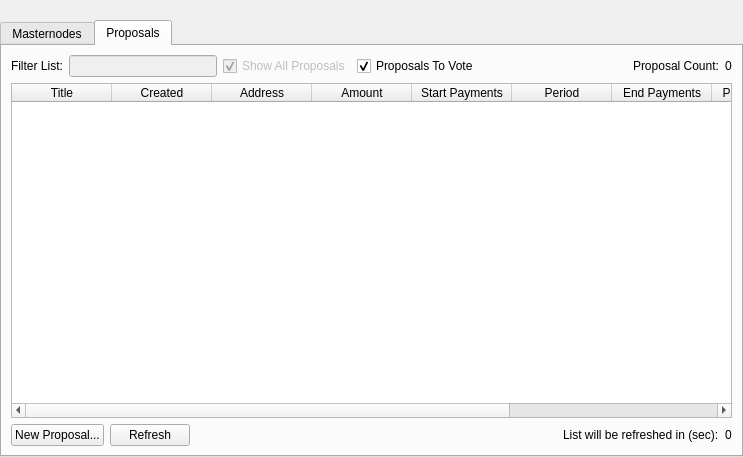
Above: src/qt/forms/masternodelist.ui from GetAywa/AywaCore before the change. Below: the same form after it.
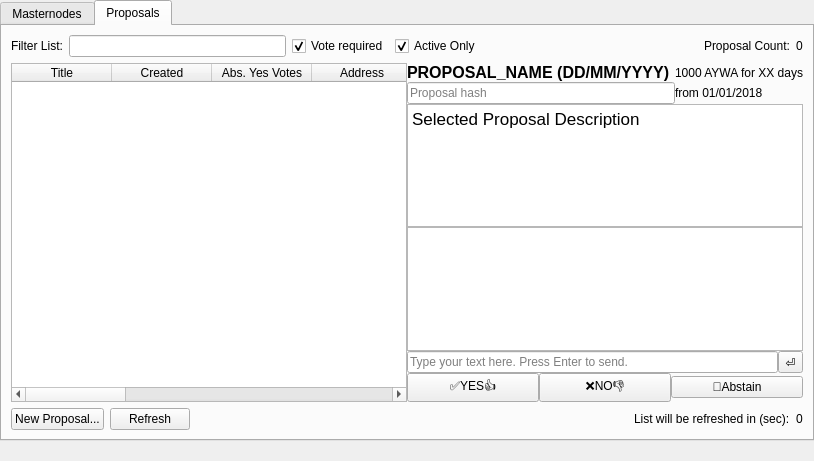
That is the form after the change. The open tabs and pages were chosen to show the change.

Commit message: Improved proposals. No msg yet

```diff
--- a/src/qt/forms/masternodelist.ui
+++ b/src/qt/forms/masternodelist.ui
@@ -6,8 +6,8 @@
    <rect>
     <x>0</x>
     <y>0</y>
-    <width>743</width>
-    <height>457</height>
+    <width>814</width>
+    <height>461</height>
    </rect>
   </property>
   <property name="windowTitle">
@@ -31,19 +31,6 @@
      <property name="bottomMargin">
       <number>0</number>
      </property>
-     <item>
-      <spacer name="horizontalSpacer0">
-       <property name="orientation">
-        <enum>Qt::Horizontal</enum>
-       </property>
-       <property name="sizeHint" stdset="0">
-        <size>
-         <width>40</width>
-         <height>20</height>
-        </size>
-       </property>
-      </spacer>
-     </item>
      <item>
       <widget class="QTabWidget" name="tabWidget">
        <property name="currentIndex">
@@ -300,7 +287,215 @@
          <string>Proposals</string>
         </attribute>
         <layout class="QGridLayout" name="gridLayout">
-         <item row="2" column="0" rowspan="3">
+         <item row="1" column="0">
+          <layout class="QHBoxLayout" name="horizontalLayout_5">
+           <property name="spacing">
+            <number>0</number>
+           </property>
+           <property name="topMargin">
+            <number>0</number>
+           </property>
+           <item>
+            <widget class="QTableWidget" name="tableWidgetProposals">
+             <property name="editTriggers">
+              <set>QAbstractItemView::DoubleClicked</set>
+             </property>
+             <property name="alternatingRowColors">
+              <bool>true</bool>
+             </property>
+             <property name="selectionBehavior">
+              <enum>QAbstractItemView::SelectRows</enum>
+             </property>
+             <property name="sortingEnabled">
+              <bool>true</bool>
+             </property>
+             <attribute name="horizontalHeaderStretchLastSection">
+              <bool>true</bool>
+             </attribute>
+             <column>
+              <property name="text">
+               <string>Title</string>
+              </property>
+             </column>
+             <column>
+              <property name="text">
+               <string>Created</string>
+              </property>
+             </column>
+             <column>
+              <property name="text">
+               <string>Abs. Yes Votes</string>
+              </property>
+             </column>
+             <column>
+              <property name="text">
+               <string>Address</string>
+              </property>
+             </column>
+             <column>
+              <property name="text">
+               <string>Amount</string>
+              </property>
+             </column>
+             <column>
+              <property name="text">
+               <string>Start Payments</string>
+              </property>
+             </column>
+             <column>
+              <property name="text">
+               <string>Period</string>
+              </property>
+             </column>
+             <column>
+              <property name="text">
+               <string>End Payments</string>
+              </property>
+             </column>
+             <column>
+              <property name="text">
+               <string>Proposal Hash</string>
+              </property>
+             </column>
+             <column>
+              <property name="text">
+               <string>TX Hash</string>
+              </property>
+             </column>
+             <column>
+              <property name="text">
+               <string>Vote</string>
+              </property>
+             </column>
+            </widget>
+           </item>
+           <item>
+            <layout class="QVBoxLayout" name="verticalLayout_3">
+             <property name="spacing">
+              <number>0</number>
+             </property>
+             <property name="rightMargin">
+              <number>0</number>
+             </property>
+             <item>
+              <layout class="QGridLayout" name="gridLayout_2">
+               <property name="topMargin">
+                <number>0</number>
+               </property>
+               <item row="0" column="1">
+                <widget class="QLabel" name="label_2">
+                 <property name="text">
+                  <string>1000 AYWA for XX days</string>
+                 </property>
+                </widget>
+               </item>
+               <item row="0" column="0">
+                <widget class="QLabel" name="labelProposalName">
+                 <property name="font">
+                  <font>
+                   <pointsize>12</pointsize>
+                   <weight>75</weight>
+                   <bold>true</bold>
+                  </font>
+                 </property>
+                 <property name="text">
+                  <string>PROPOSAL_NAME (DD/MM/YYYY)</string>
+                 </property>
+                </widget>
+               </item>
+               <item row="1" column="1">
+                <widget class="QLabel" name="label_4">
+                 <property name="text">
+                  <string>from 01/01/2018</string>
+                 </property>
+                </widget>
+               </item>
+               <item row="1" column="0">
+                <widget class="QLineEdit" name="ProposalHash_lineedit">
+                 <property name="enabled">
+                  <bool>true</bool>
+                 </property>
+                 <property name="placeholderText">
+                  <string>Proposal hash</string>
+                 </property>
+                </widget>
+               </item>
+              </layout>
+             </item>
+             <item>
+              <widget class="QTextEdit" name="ProposalDescription_plainTextEdit">
+               <property name="html">
+                <string>&lt;!DOCTYPE HTML PUBLIC &quot;-//W3C//DTD HTML 4.0//EN&quot; &quot;http://www.w3.org/TR/REC-html40/strict.dtd&quot;&gt;
+&lt;html&gt;&lt;head&gt;&lt;meta name=&quot;qrichtext&quot; content=&quot;1&quot; /&gt;&lt;style type=&quot;text/css&quot;&gt;
+p, li { white-space: pre-wrap; }
+&lt;/style&gt;&lt;/head&gt;&lt;body style=&quot; font-family:'.SF NS Text'; font-size:13pt; font-weight:400; font-style:normal;&quot;&gt;
+&lt;p style=&quot; margin-top:0px; margin-bottom:0px; margin-left:0px; margin-right:0px; -qt-block-indent:0; text-indent:0px;&quot;&gt;Selected Proposal Description &lt;/p&gt;&lt;/body&gt;&lt;/html&gt;</string>
+               </property>
+              </widget>
+             </item>
+             <item>
+              <widget class="QListView" name="listView"/>
+             </item>
+             <item>
+              <layout class="QHBoxLayout" name="horizontalLayout_6">
+               <property name="spacing">
+                <number>0</number>
+               </property>
+               <property name="topMargin">
+                <number>0</number>
+               </property>
+               <item>
+                <widget class="QLineEdit" name="lineEdit">
+                 <property name="placeholderText">
+                  <string>Type your text here. Press Enter to send.</string>
+                 </property>
+                </widget>
+               </item>
+               <item>
+                <widget class="QToolButton" name="toolButton">
+                 <property name="text">
+                  <string>⏎</string>
+                 </property>
+                </widget>
+               </item>
+              </layout>
+             </item>
+             <item>
+              <layout class="QHBoxLayout" name="horizontalLayout_8">
+               <property name="spacing">
+                <number>0</number>
+               </property>
+               <property name="topMargin">
+                <number>0</number>
+               </property>
+               <item>
+                <widget class="QPushButton" name="pushButton">
+                 <property name="text">
+                  <string>✅YES👍</string>
+                 </property>
+                </widget>
+               </item>
+               <item>
+                <widget class="QPushButton" name="pushButton_2">
+                 <property name="text">
+                  <string>❌NO👎</string>
+                 </property>
+                </widget>
+               </item>
+               <item>
+                <widget class="QPushButton" name="pushButton_4">
+                 <property name="text">
+                  <string>🚫Abstain</string>
+                 </property>
+                </widget>
+               </item>
+              </layout>
+             </item>
+            </layout>
+           </item>
+          </layout>
+         </item>
+         <item row="3" column="0" rowspan="3">
           <layout class="QHBoxLayout" name="horizontalLayout_4">
            <property name="leftMargin">
             <number>0</number>
@@ -351,114 +546,45 @@
            </item>
           </layout>
          </item>
-         <item row="1" column="0">
-          <widget class="QTableWidget" name="tableWidgetProposals">
-           <property name="editTriggers">
-            <set>QAbstractItemView::DoubleClicked</set>
-           </property>
-           <property name="alternatingRowColors">
-            <bool>true</bool>
-           </property>
-           <property name="selectionBehavior">
-            <enum>QAbstractItemView::SelectRows</enum>
-           </property>
-           <property name="sortingEnabled">
-            <bool>true</bool>
-           </property>
-           <attribute name="horizontalHeaderStretchLastSection">
-            <bool>true</bool>
-           </attribute>
-           <column>
-            <property name="text">
-             <string>Title</string>
-            </property>
-           </column>
-           <column>
-            <property name="text">
-             <string>Created</string>
-            </property>
-           </column>
-           <column>
-            <property name="text">
-             <string>Address</string>
-            </property>
-           </column>
-           <column>
-            <property name="text">
-             <string>Amount</string>
-            </property>
-           </column>
-           <column>
-            <property name="text">
-             <string>Start Payments</string>
-            </property>
-           </column>
-           <column>
-            <property name="text">
-             <string>Period</string>
-            </property>
-           </column>
-           <column>
-            <property name="text">
-             <string>End Payments</string>
-            </property>
-           </column>
-           <column>
-            <property name="text">
-             <string>Proposal Hash</string>
-            </property>
-           </column>
-           <column>
-            <property name="text">
-             <string>TX Hash</string>
-            </property>
-           </column>
-           <column>
-            <property name="text">
-             <string>Vote</string>
-            </property>
-           </column>
-          </widget>
-         </item>
          <item row="0" column="0">
-          <layout class="QHBoxLayout" name="horizontalLayout_3">
+          <layout class="QHBoxLayout" name="horizontalLayout_31">
            <property name="bottomMargin">
             <number>0</number>
            </property>
            <item>
-            <widget class="QLabel" name="label_filter">
+            <widget class="QLabel" name="label_filter1">
              <property name="text">
               <string>Filter List:</string>
              </property>
             </widget>
            </item>
            <item>
-            <widget class="QLineEdit" name="filterLineEdit">
+            <widget class="QLineEdit" name="filterProposalLineEdit">
              <property name="enabled">
-              <bool>false</bool>
+              <bool>true</bool>
              </property>
              <property name="toolTip">
               <string>Filter masternode list</string>
              </property>
             </widget>
            </item>
-           <item>
-            <widget class="QCheckBox" name="checkBox_2">
-             <property name="enabled">
-              <bool>false</bool>
-             </property>
-             <property name="text">
-              <string>Show All Proposals</string>
-             </property>
-             <property name="checked">
-              <bool>true</bool>
-             </property>
-            </widget>
-           </item>
            <item>
             <widget class="QCheckBox" name="checkboxProposaslToVote">
              <property name="text">
-              <string>Proposals To Vote</string>
+              <string>Vote required</string>
+             </property>
+             <property name="checked">
+              <bool>true</bool>
+             </property>
+            </widget>
+           </item>
+           <item>
+            <widget class="QCheckBox" name="cbActiveOnly">
+             <property name="enabled">
+              <bool>true</bool>
+             </property>
+             <property name="text">
+              <string>Active Only</string>
              </property>
              <property name="checked">
               <bool>true</bool>
@@ -479,7 +605,7 @@
             </spacer>
            </item>
            <item>
-            <widget class="QLabel" name="label_count">
+            <widget class="QLabel" name="label_count1">
              <property name="text">
               <string>Proposal Count:</string>
              </property>
@@ -498,6 +624,19 @@
        </widget>
       </widget>
      </item>
+     <item>
+      <spacer name="horizontalSpacer0">
+       <property name="orientation">
+        <enum>Qt::Horizontal</enum>
+       </property>
+       <property name="sizeHint" stdset="0">
+        <size>
+         <width>40</width>
+         <height>20</height>
+        </size>
+       </property>
+      </spacer>
+     </item>
     </layout>
    </item>
   </layout>
```
Left out of the diff: 2 changed lines with no effect on the pictures. The commit also changes 4 other files.
